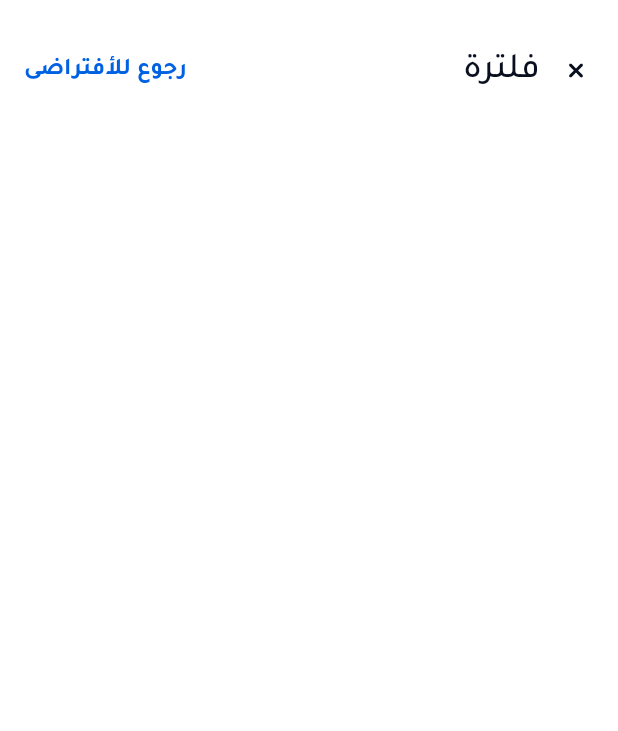
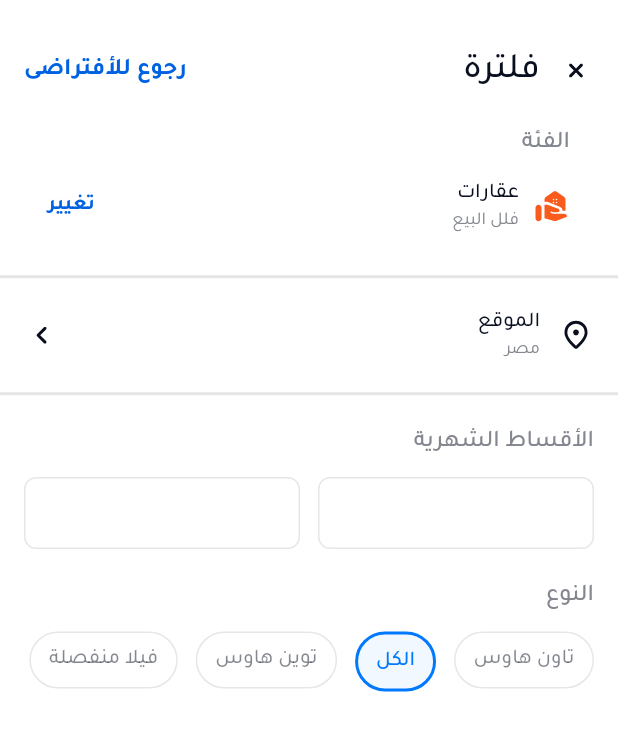
Before and after one commit to Korya25/itlegend_flutter_challenge_mahmoud_mohamed, a Flutter app: the FilteringView screen opened by its route, on a phone screen of 412 x 824 dp. Shown: the top 731 px of the screen. Run offline on Flutter 3.47's test engine with Material 3 defaults, Android fonts, the light colour scheme and no system bars; our stand-ins replace bloc, flutter_bloc, flutter_svg, get_it, go_router, sqflite; accounts and stored records are empty.

Commit message:
FilteringTypeSection

```diff
--- a/lib/core/constants/app_assets.dart
+++ b/lib/core/constants/app_assets.dart
@@ -18,7 +18,8 @@ class AppAssets {
   static const String fire = 'assets/svgs/local_fire_department.svg';
   static const String percentage = 'assets/svgs/Percentage.svg';
   static const String talaetMostafaPng = 'assets/images/talet_mostafa.png';
-  static const String arrow = 'assets/svgs/chevron_right.svg';
+  static const String arrowRight = 'assets/svgs/chevron_right.svg';
+  static const String arrowLeft = 'assets/svgs/chevron_backward.svg';
   static const String watch = 'assets/svgs/acute.svg';
   static const String arrowBack = 'assets/svgs/arrow_back.svg';
   static const String checbkoxDisable = 'assets/svgs/Checbkox (1).svg';
@@ -28,6 +29,9 @@ class AppAssets {
   static const String navBarLine = 'assets/svgs/nav_bar_line.svg';
   static const String closeSmall = 'assets/svgs/close_small.svg';
   static const String rocket = 'assets/svgs/rocket.svg';
+  static const String location = 'assets/svgs/location_on.svg';
+  static const String materialSymbols =
+      'assets/svgs/material-symbols_real-estate-agent-rounded.svg';
   static const String workspacePremium = 'assets/svgs/workspace_premium.svg';
   static const String planOfferBadgelarge = 'assets/svgs/Plan Offer Badge.svg';
   static const String planOfferBadgesmall =
--- a/lib/core/style/font/app_text_styles.dart
+++ b/lib/core/style/font/app_text_styles.dart
@@ -97,4 +97,12 @@ class AppTextStyles {
     color: AppColors.textAndIconGreen,
     weight: FontWeightHelper.bold,
   );
+  static TextStyle font14BoldBlue() =>
+      custom(size: 14, color: AppColors.primary, weight: FontWeightHelper.bold);
+
+  static TextStyle font12RegularGrey() => custom(
+    size: 12,
+    color: AppColors.textAndIconGrey,
+    weight: FontWeightHelper.regular,
+  );
 }
--- a/lib/core/style/theme/app_colors.dart
+++ b/lib/core/style/theme/app_colors.dart
@@ -5,6 +5,7 @@ class AppColors {
   static const Color backPrimary = Color(0xFFffffff);
 
   static const Color primary = Color(0xFF0062E2);
+  static const Color continerPrimary = Color(0xff0079FE);
 
   // Text And Icon colors
   static const Color textAndIconPrimary = Color(0xFF090F1F);
--- a/lib/features/Filtering/presentation/views/filtering_view.dart
+++ b/lib/features/Filtering/presentation/views/filtering_view.dart
@@ -1,4 +1,5 @@
 import 'package:flutter/material.dart';
+import 'package:itlegend_flutter_challenge/features/Filtering/presentation/widgets/available_filters_sections.dart';
 import 'package:itlegend_flutter_challenge/features/Filtering/presentation/widgets/filtering_header.dart';
 
 class FilteringView extends StatelessWidget {
@@ -7,16 +8,19 @@ class FilteringView extends StatelessWidget {
   @override
   Widget build(BuildContext context) {
     return Scaffold(
-      body: Padding(
-        padding: EdgeInsetsGeometry.symmetric(horizontal: 16),
-        child: SingleChildScrollView(
-          child: Column(
-            children: [
-              SizedBox(height: 30),
-              //Filtering Header
-              FilteringHeader(),
-            ],
-          ),
+      body: SingleChildScrollView(
+        child: Column(
+          children: [
+            SizedBox(height: 30),
+            //Filtering Header
+            Padding(
+              padding: EdgeInsetsGeometry.symmetric(horizontal: 16),
+              child: FilteringHeader(),
+            ),
+            SizedBox(height: 20),
+
+            AvailableFiltersSections(),
+          ],
         ),
       ),
     );
--- /dev/null
+++ b/lib/features/Filtering/presentation/widgets/available_filters_sections.dart
@@ -0,0 +1,42 @@
+import 'package:flutter/material.dart';
+import 'package:itlegend_flutter_challenge/features/Filtering/presentation/widgets/filtering_category_section.dart';
+import 'package:itlegend_flutter_challenge/features/Filtering/presentation/widgets/filtering_installment_section.dart';
+import 'package:itlegend_flutter_challenge/features/Filtering/presentation/widgets/filtering_type_section.dart';
+import 'package:itlegend_flutter_challenge/features/Filtering/presentation/widgets/filtring_location_section.dart';
+import 'package:itlegend_flutter_challenge/features/Filtering/presentation/widgets/filtring_sections_divider.dart';
+
+class AvailableFiltersSections extends StatelessWidget {
+  const AvailableFiltersSections({super.key});
+
+  @override
+  Widget build(BuildContext context) {
+    return Column(
+      children: [
+        Padding(
+          padding: EdgeInsetsGeometry.symmetric(horizontal: 16),
+          child: FilteringCategorySection(),
+        ),
+        //
+        FiltringSectionsDivider(),
+
+        Padding(
+          padding: EdgeInsetsGeometry.symmetric(horizontal: 16),
+          child: FilteringLocationSection(),
+        ),
+
+        FiltringSectionsDivider(),
+
+        Padding(
+          padding: EdgeInsetsGeometry.symmetric(horizontal: 16),
+          child: FilteringInstallmentSection(),
+        ),
+        SizedBox(height: 20),
+
+        Padding(
+          padding: EdgeInsetsGeometry.symmetric(horizontal: 16),
+          child: FilteringTypeSection(),
+        ),
+      ],
+    );
+  }
+}
--- /dev/null
+++ b/lib/features/Filtering/presentation/widgets/filter_chipitem.dart
@@ -0,0 +1,51 @@
+// ignore_for_file: deprecated_member_use
+
+import 'package:flutter/material.dart';
+import 'package:itlegend_flutter_challenge/core/style/font/app_text_styles.dart';
+import 'package:itlegend_flutter_challenge/core/style/theme/app_colors.dart';
+
+class FilterChipItem extends StatelessWidget {
+  final String label;
+  final bool isSelected;
+  final VoidCallback onTap;
+
+  const FilterChipItem({
+    super.key,
+    required this.label,
+    required this.isSelected,
+    required this.onTap,
+  });
+
+  @override
+  Widget build(BuildContext context) {
+    return GestureDetector(
+      onTap: onTap,
+      child: AnimatedContainer(
+        duration: const Duration(milliseconds: 200),
+        padding: const EdgeInsets.symmetric(horizontal: 12, vertical: 8),
+        decoration: ShapeDecoration(
+          color: isSelected
+              ? AppColors.continerPrimary.withOpacity(0.05)
+              : Colors.transparent,
+          shape: RoundedRectangleBorder(
+            side: BorderSide(
+              width: isSelected ? 2 : 1,
+              color: isSelected
+                  ? AppColors.continerPrimary
+                  : AppColors.textAndIconPrimary.withOpacity(0.1),
+            ),
+            borderRadius: BorderRadius.circular(30),
+          ),
+        ),
+        child: Text(
+          label,
+          style: AppTextStyles.font14MeduimPrimary().copyWith(
+            color: isSelected
+                ? AppColors.continerPrimary
+                : AppColors.textAndIconPrimary.withOpacity(0.5),
+          ),
+        ),
+      ),
+    );
+  }
+}
--- /dev/null
+++ b/lib/features/Filtering/presentation/widgets/filtering_category_section.dart
@@ -0,0 +1,69 @@
+// ignore_for_file: file_names
+
+import 'package:flutter/material.dart';
+import 'package:flutter_svg/svg.dart';
+import 'package:itlegend_flutter_challenge/core/constants/app_assets.dart';
+import 'package:itlegend_flutter_challenge/core/style/font/app_text_styles.dart';
+import 'package:itlegend_flutter_challenge/core/style/theme/app_colors.dart';
+
+class FilteringCategorySection extends StatelessWidget {
+  const FilteringCategorySection({super.key});
+
+  @override
+  Widget build(BuildContext context) {
+    return Column(
+      children: [
+        Container(
+          width: double.infinity,
+          padding: const EdgeInsets.only(left: 16, right: 16, bottom: 8),
+          child: Column(
+            spacing: 12,
+            mainAxisSize: MainAxisSize.min,
+            mainAxisAlignment: MainAxisAlignment.start,
+            crossAxisAlignment: CrossAxisAlignment.end,
+            children: [
+              Text(
+                'الفئة',
+                style: AppTextStyles.font16PrimaryMeduim().copyWith(
+                  color: AppColors.textAndIconGrey,
+                ),
+              ),
+              Container(
+                width: double.infinity,
+                child: Row(
+                  mainAxisAlignment: MainAxisAlignment.spaceBetween,
+                  crossAxisAlignment: CrossAxisAlignment.center,
+                  children: [
+                    Text('تغيير', style: AppTextStyles.font14BoldBlue()),
+                    Row(
+                      spacing: 10,
+                      children: [
+                        Column(
+                          mainAxisSize: MainAxisSize.min,
+                          mainAxisAlignment: MainAxisAlignment.start,
+                          crossAxisAlignment: CrossAxisAlignment.end,
+                          children: [
+                            Text(
+                              'عقارات',
+                              style: AppTextStyles.font14MeduimPrimary(),
+                            ),
+                            Text(
+                              'فلل البيع',
+                              style: AppTextStyles.font12RegularPrimary()
+                                  .copyWith(color: AppColors.textAndIconGrey),
+                            ),
+                          ],
+                        ),
+                        SvgPicture.asset(AppAssets.materialSymbols),
+                      ],
+                    ),
+                  ],
+                ),
+              ),
+            ],
+          ),
+        ),
+      ],
+    );
+  }
+}
--- /dev/null
+++ b/lib/features/Filtering/presentation/widgets/filtering_installment_section.dart
@@ -0,0 +1,55 @@
+// ignore_for_file: deprecated_member_use
+
+import 'package:flutter/material.dart';
+import 'package:itlegend_flutter_challenge/core/style/font/app_text_styles.dart';
+import 'package:itlegend_flutter_challenge/core/style/theme/app_colors.dart';
+
+class FilteringInstallmentSection extends StatelessWidget {
+  const FilteringInstallmentSection({super.key});
+
+  @override
+  Widget build(BuildContext context) {
+    return Container(
+      width: double.infinity,
+      child: Column(
+        crossAxisAlignment: CrossAxisAlignment.end,
+        children: [
+          Text(
+            'الأقساط الشهرية',
+            style: AppTextStyles.font16PrimaryMeduim().copyWith(
+              color: AppColors.textAndIconGrey,
+            ),
+          ),
+          const SizedBox(height: 12),
+          Row(
+            spacing: 12,
+            mainAxisAlignment: MainAxisAlignment.spaceBetween,
+            children: [_InstallmentCard(), _InstallmentCard()],
+          ),
+        ],
+      ),
+    );
+  }
+}
+
+class _InstallmentCard extends StatelessWidget {
+  @override
+  Widget build(BuildContext context) {
+    return Expanded(
+      child: Container(
+        height: 48,
+        padding: const EdgeInsets.symmetric(horizontal: 12),
+        decoration: ShapeDecoration(
+          color: Colors.white,
+          shape: RoundedRectangleBorder(
+            borderRadius: BorderRadius.circular(8),
+            side: BorderSide(
+              width: 1,
+              color: AppColors.textAndIconPrimary.withOpacity(0.1),
+            ),
+          ),
+        ),
+      ),
+    );
+  }
+}
--- /dev/null
+++ b/lib/features/Filtering/presentation/widgets/filtering_type_section.dart
@@ -0,0 +1,57 @@
+// ignore_for_file: deprecated_member_use
+
+import 'package:flutter/material.dart';
+import 'package:itlegend_flutter_challenge/core/style/font/app_text_styles.dart';
+import 'package:itlegend_flutter_challenge/core/style/font/font_weight_helper.dart';
+import 'package:itlegend_flutter_challenge/core/style/theme/app_colors.dart';
+import 'package:itlegend_flutter_challenge/features/Filtering/presentation/widgets/filter_chipItem.dart';
+
+class FilteringTypeSection extends StatefulWidget {
+  const FilteringTypeSection({super.key});
+
+  @override
+  State<FilteringTypeSection> createState() => _FilteringTypeSectionState();
+}
+
+class _FilteringTypeSectionState extends State<FilteringTypeSection> {
+  String selectedLabel = 'الكل';
+
+  final List<String> types = ['فيلا منفصلة', 'توين هاوس', 'الكل', 'تاون هاوس'];
+
+  @override
+  Widget build(BuildContext context) {
+    return Container(
+      width: double.infinity,
+      child: Column(
+        spacing: 12,
+        crossAxisAlignment: CrossAxisAlignment.end,
+        children: [
+          Text(
+            'النوع',
+            style: AppTextStyles.font16PrimaryMeduim().copyWith(
+              color: AppColors.textAndIconGrey,
+            ),
+          ),
+          Wrap(
+            alignment: WrapAlignment.end,
+            spacing: 12,
+            runSpacing: 12,
+            children: [
+              ...types.map(
+                (label) => FilterChipItem(
+                  label: label,
+                  isSelected: selectedLabel == label,
+                  onTap: () {
+                    setState(() {
+                      selectedLabel = label;
+                    });
+                  },
+                ),
+              ),
+            ],
+          ),
+        ],
+      ),
+    );
+  }
+}
--- /dev/null
+++ b/lib/features/Filtering/presentation/widgets/filtring_location_section.dart
@@ -0,0 +1,53 @@
+// ignore_for_file: deprecated_member_use
+
+import 'package:flutter/material.dart';
+import 'package:flutter_svg/flutter_svg.dart';
+import 'package:itlegend_flutter_challenge/core/constants/app_assets.dart';
+import 'package:itlegend_flutter_challenge/core/style/font/app_text_styles.dart';
+import 'package:itlegend_flutter_challenge/core/style/theme/app_colors.dart'; // عدل المسار حسب مشروعك
+
+class FilteringLocationSection extends StatelessWidget {
+  const FilteringLocationSection({super.key});
+
+  @override
+  Widget build(BuildContext context) {
+    return Row(
+      mainAxisAlignment: MainAxisAlignment.spaceBetween,
+      crossAxisAlignment: CrossAxisAlignment.center,
+      children: [
+        SvgPicture.asset(AppAssets.arrowLeft),
+
+        Row(
+          spacing: 12,
+          children: [
+            Column(
+              crossAxisAlignment: CrossAxisAlignment.end,
+              children: [
+                Text(
+                  'الموقع',
+                  textAlign: TextAlign.right,
+                  style: AppTextStyles.font14MeduimPrimary(),
+                ),
+                Text(
+                  'مصر',
+                  textAlign: TextAlign.right,
+                  style: AppTextStyles.font12RegularGrey(),
+                ),
+              ],
+            ),
+
+            SvgPicture.asset(
+              AppAssets.location,
+              width: 24,
+              height: 24,
+              colorFilter: const ColorFilter.mode(
+                AppColors.textAndIconPrimary,
+                BlendMode.srcIn,
+              ),
+            ),
+          ],
+        ),
+      ],
+    );
+  }
+}
--- /dev/null
+++ b/lib/features/Filtering/presentation/widgets/filtring_sections_divider.dart
@@ -0,0 +1,26 @@
+// ignore_for_file: deprecated_member_use
+
+import 'package:flutter/material.dart';
+
+class FiltringSectionsDivider extends StatelessWidget {
+  const FiltringSectionsDivider({super.key});
+
+  @override
+  Widget build(BuildContext context) {
+    return Padding(
+      padding: EdgeInsetsGeometry.symmetric(vertical: 20),
+      child: Container(
+        width: double.infinity,
+        decoration: ShapeDecoration(
+          shape: RoundedRectangleBorder(
+            side: BorderSide(
+              width: 1,
+              strokeAlign: BorderSide.strokeAlignCenter,
+              color: Colors.black.withOpacity(0.10000000149011612),
+            ),
+          ),
+        ),
+      ),
+    );
+  }
+}
--- a/lib/features/plans_selected/presentation/widgets/plans_view_header.dart
+++ b/lib/features/plans_selected/presentation/widgets/plans_view_header.dart
@@ -24,7 +24,11 @@ class PlansViewHeader extends StatelessWidget {
             ),
             GestureDetector(
               onTap: () => context.pop(),
-              child: SvgPicture.asset(AppAssets.arrow, width: 24, height: 24),
+              child: SvgPicture.asset(
+                AppAssets.arrowRight,
+                width: 24,
+                height: 24,
+              ),
             ),
           ],
         ),
```
Also changed, not shown: assets/svgs/chevron_backward.svg (added), assets/svgs/location_on.svg (added), assets/svgs/material-symbols_real-estate-agent-rounded.svg (added).
